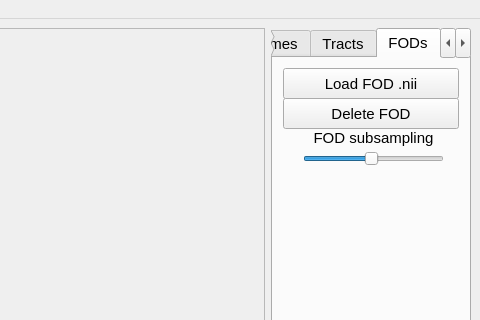
Before: the Qt Designer form Visor_alt.ui in delucaal/visor, drawn with Qt 5; both pictures show x 720 to 1200 and y 0 to 320 of the 1200 by 860 pixel window.
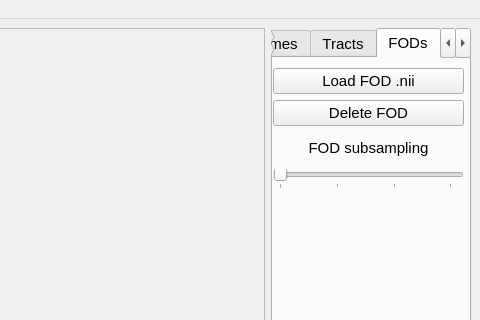
After: the same form once the commit is applied. The open tabs and pages were chosen to show the change.

The edit to the form file:
```diff
--- a/Visor_alt.ui
+++ b/Visor_alt.ui
@@ -1541,15 +1541,18 @@
        <attribute name="title">
         <string>FODs</string>
        </attribute>
+       <widget class="QWidget" name="verticalLayoutWidget_9">
+        <property name="geometry">
+         <rect>
+          <x>0</x>
+          <y>10</y>
+          <width>191</width>
+          <height>121</height>
+         </rect>
+        </property>
+        <layout class="QVBoxLayout" name="verticalLayout_6">
+         <item>
        <widget class="QPushButton" name="loadFODButton">
-        <property name="geometry">
-         <rect>
-          <x>10</x>
-          <y>10</y>
-          <width>176</width>
-          <height>31</height>
-         </rect>
-        </property>
         <property name="font">
          <font>
           <pointsize>11</pointsize>
@@ -1559,15 +1562,9 @@
          <string>Load FOD .nii</string>
         </property>
        </widget>
+         </item>
+         <item>
        <widget class="QPushButton" name="deleteFODButton">
-        <property name="geometry">
-         <rect>
-          <x>10</x>
-          <y>40</y>
-          <width>176</width>
-          <height>31</height>
-         </rect>
-        </property>
         <property name="font">
          <font>
           <pointsize>11</pointsize>
@@ -1577,37 +1574,9 @@
          <string>Delete FOD</string>
         </property>
        </widget>
-       <widget class="QSlider" name="fodSubsampSlider">
-        <property name="geometry">
-         <rect>
-          <x>30</x>
-          <y>90</y>
-          <width>141</width>
-          <height>22</height>
-         </rect>
-        </property>
-        <property name="minimum">
-         <number>1</number>
-        </property>
-        <property name="maximum">
-         <number>32</number>
-        </property>
-        <property name="value">
-         <number>16</number>
-        </property>
-        <property name="orientation">
-         <enum>Qt::Horizontal</enum>
-        </property>
-       </widget>
+         </item>
+         <item>
        <widget class="QLabel" name="label_9">
-        <property name="geometry">
-         <rect>
-          <x>30</x>
-          <y>70</y>
-          <width>141</width>
-          <height>20</height>
-         </rect>
-        </property>
         <property name="font">
          <font>
           <pointsize>11</pointsize>
@@ -1619,6 +1588,28 @@
         <property name="alignment">
          <set>Qt::AlignCenter</set>
         </property>
+          </widget>
+         </item>
+         <item>
+          <widget class="QSlider" name="fodSubsampSlider">
+           <property name="minimum">
+            <number>1</number>
+           </property>
+           <property name="maximum">
+            <number>32</number>
+           </property>
+           <property name="value">
+            <number>1</number>
+           </property>
+           <property name="orientation">
+            <enum>Qt::Horizontal</enum>
+           </property>
+           <property name="tickPosition">
+            <enum>QSlider::TicksBelow</enum>
+           </property>
+          </widget>
+         </item>
+        </layout>
        </widget>
       </widget>
       <widget class="QWidget" name="tab_2">
```
Left out of the diff: 2 changed lines with no effect on the pictures. Lines whose indentation alone changed are shown as unchanged.
